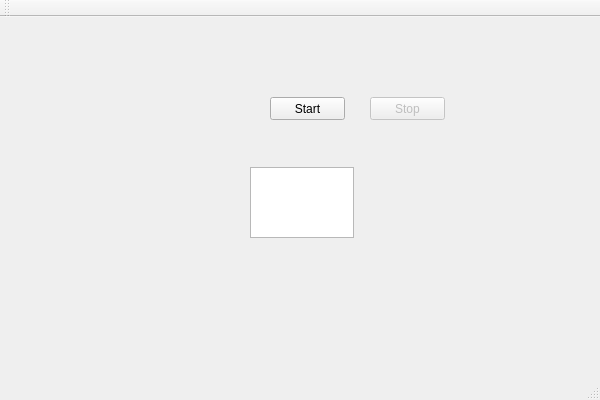
Qt form OrderP3 GUI/OrderP3GUI.ui (simonusher/p4) before a commit.
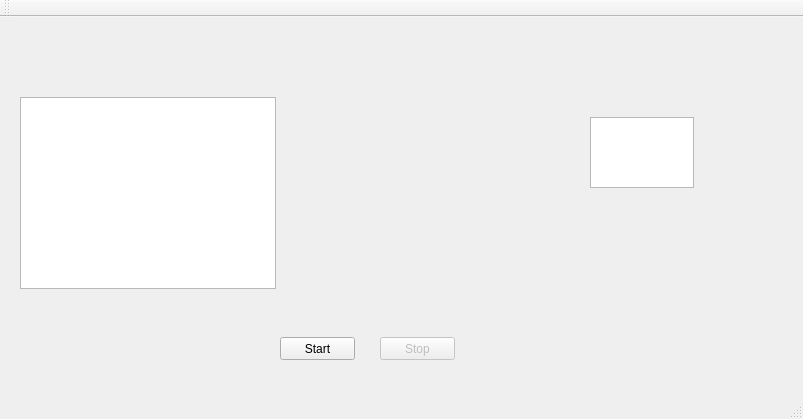
The same form after that commit.

Commit message: add reading from split files

```diff
--- a/OrderP3 GUI/OrderP3GUI.ui
+++ b/OrderP3 GUI/OrderP3GUI.ui
@@ -6,8 +6,8 @@
    <rect>
     <x>0</x>
     <y>0</y>
-    <width>600</width>
-    <height>400</height>
+    <width>803</width>
+    <height>419</height>
    </rect>
   </property>
   <property name="windowTitle">
@@ -17,8 +17,8 @@
    <widget class="QPushButton" name="start_button">
     <property name="geometry">
      <rect>
-      <x>270</x>
-      <y>80</y>
+      <x>280</x>
+      <y>320</y>
       <width>75</width>
       <height>23</height>
      </rect>
@@ -30,8 +30,8 @@
    <widget class="QTextEdit" name="text_edit">
     <property name="geometry">
      <rect>
-      <x>250</x>
-      <y>150</y>
+      <x>590</x>
+      <y>100</y>
       <width>104</width>
       <height>71</height>
      </rect>
@@ -43,8 +43,8 @@
     </property>
     <property name="geometry">
      <rect>
-      <x>370</x>
-      <y>80</y>
+      <x>380</x>
+      <y>320</y>
       <width>75</width>
       <height>23</height>
      </rect>
@@ -53,6 +53,16 @@
      <string>Stop</string>
     </property>
    </widget>
+   <widget class="QListView" name="test_cases_list">
+    <property name="geometry">
+     <rect>
+      <x>20</x>
+      <y>80</y>
+      <width>256</width>
+      <height>192</height>
+     </rect>
+    </property>
+   </widget>
   </widget>
   <widget class="QMenuBar" name="menuBar">
    <property name="geometry">
```
Left out of the diff: 2 changed lines with no effect on the pictures. The commit also changes 2 other files.
